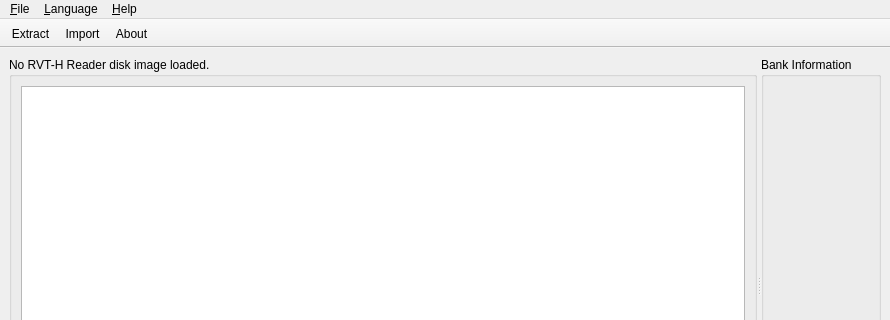
First picture: the form in src/qrvthtool/windows/QRvtHToolWindow.ui, repository GerbilSoft/rvthtool, before the edit; both pictures show x 0 to 890 and y 0 to 320 of the 890 by 540 pixel window.
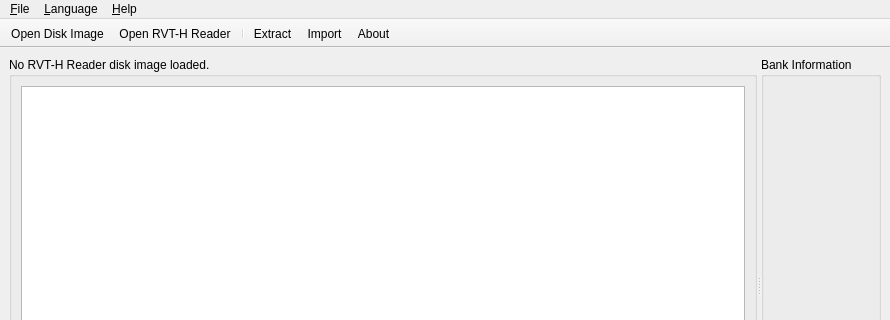
Second picture: the form after the edit. Icons and pictures are not drawn. Custom widgets are drawn as their Qt base class.

Commit message: [qrvthtool] QRvtHToolWindow.ui: Added the "Open Disk Image" and "Open RVT-H Reader" buttons to the toolbar.

Diff of the .ui file:
```diff
--- a/src/qrvthtool/windows/QRvtHToolWindow.ui
+++ b/src/qrvthtool/windows/QRvtHToolWindow.ui
@@ -144,6 +144,9 @@
    <attribute name="toolBarBreak">
     <bool>false</bool>
    </attribute>
+   <addaction name="actionOpenDiskImage"/>
+   <addaction name="actionOpenDevice"/>
+   <addaction name="separator"/>
    <addaction name="actionExtract"/>
    <addaction name="actionImport"/>
    <addaction name="actionAbout"/>
```
Left out of the diff: 6 changed lines with no effect on the pictures.
